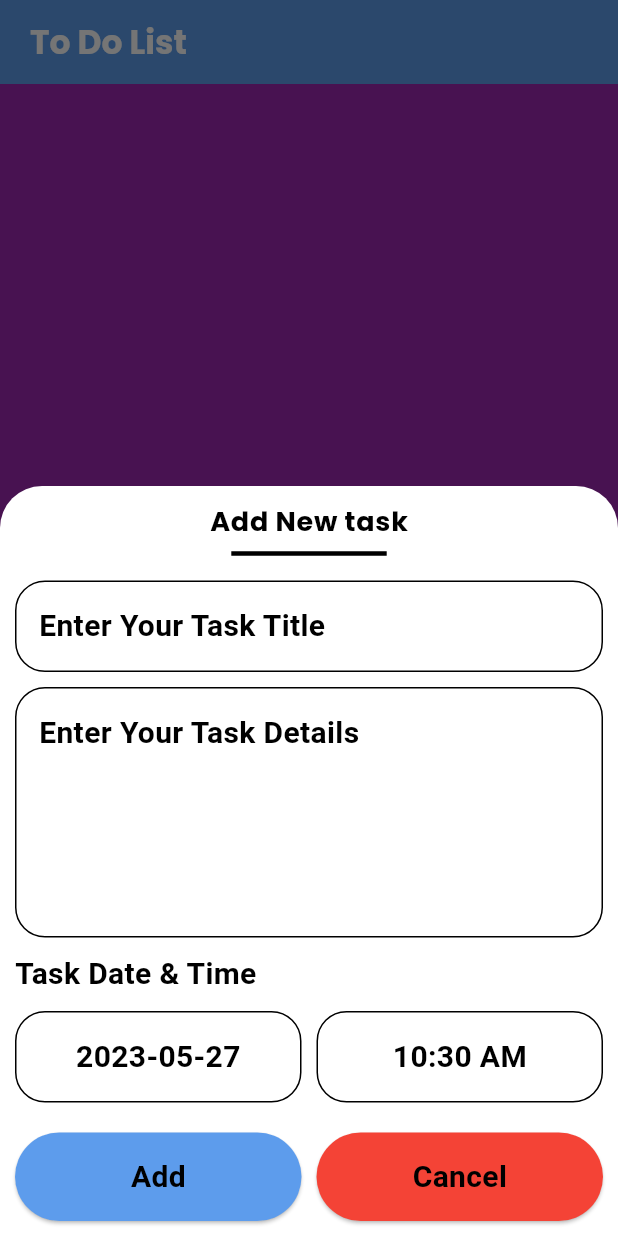
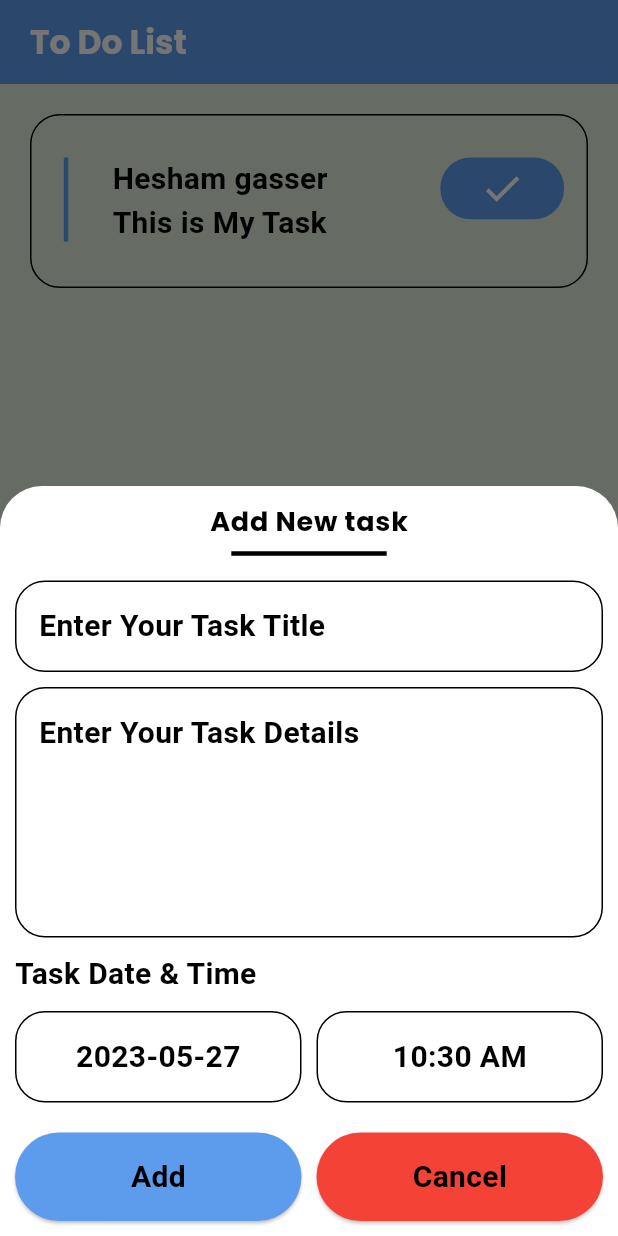
Before and after one commit to heshamgasser/new_todo_app, a Flutter app: the screen it shows after launch, after a tap on the "add" icon, on a phone screen of 412 x 824 dp. Run offline on Flutter 3.47's test engine with Material 2 defaults, Android fonts, the phone set to English and light mode, and no system bars; our stand-ins replace google_fonts, shared_preferences; generated files the repository leaves out were written again.

Commit message:
setup task listTile

```diff
--- a/lib/screens/note_screen.dart
+++ b/lib/screens/note_screen.dart
@@ -5,8 +5,47 @@ class NotesScreen extends StatelessWidget {
 
   @override
   Widget build(BuildContext context) {
-    return Container(
-      color: Colors.purple,
+    return Padding(
+      padding: const EdgeInsets.all(20.0),
+      child: Column(
+        children: [
+          ListTile(
+            horizontalTitleGap: 15,
+            tileColor: Theme.of(context).colorScheme.background,
+            contentPadding: EdgeInsets.symmetric(vertical: 20, horizontal: 15),
+            shape: RoundedRectangleBorder(
+              borderRadius: BorderRadius.circular(20),
+              side: BorderSide(color: Theme.of(context).colorScheme.onSurface),
+            ),
+            title: Text(
+              'Hesham gasser',
+              style: Theme.of(context).textTheme.bodyMedium,
+            ),
+            subtitle: Text(
+              'This is My Task',
+              style: Theme.of(context).textTheme.bodyMedium,
+            ),
+            isThreeLine: true,
+            leading: VerticalDivider(
+              color: Theme.of(context).primaryColor,
+              thickness: 3,
+            ),
+            trailing: Container(
+              width: MediaQuery.of(context).size.width * .2,
+              height: MediaQuery.of(context).size.height * .05,
+              decoration: BoxDecoration(
+                  color: Theme.of(context).primaryColor,
+                  borderRadius: BorderRadius.circular(20),
+                  shape: BoxShape.rectangle),
+              child: Icon(
+                Icons.done,
+                size: 30,
+                color: Theme.of(context).colorScheme.surface,
+              ),
+            ),
+          ),
+        ],
+      ),
     );
   }
 }
--- a/lib/screens/widget/setting/setting_menu.dart
+++ b/lib/screens/widget/setting/setting_menu.dart
@@ -12,6 +12,7 @@ class SettingMenuContainer extends StatelessWidget {
     return InkWell(
       onTap: () {
         showModalBottomSheet(
+          backgroundColor: Theme.of(context).colorScheme.surface,
           isScrollControlled: true,
           context: context,
           builder: (context) {
--- a/lib/shared/style/myThemeData.dart
+++ b/lib/shared/style/myThemeData.dart
@@ -1,4 +1,5 @@
 import 'package:flutter/material.dart';
+
 import 'app_colors.dart';
 import 'app_text.dart';
 
@@ -56,7 +57,7 @@ class MyThemeData {
         onError: Colors.white,
         background: darkBackgroundColor,
         onBackground: Colors.white,
-        surface: Colors.black,
+        surface: darkBackgroundColor,
         onSurface: Colors.white),
     scaffoldBackgroundColor: darkBackgroundColor,
     appBarTheme: const AppBarTheme(
```
